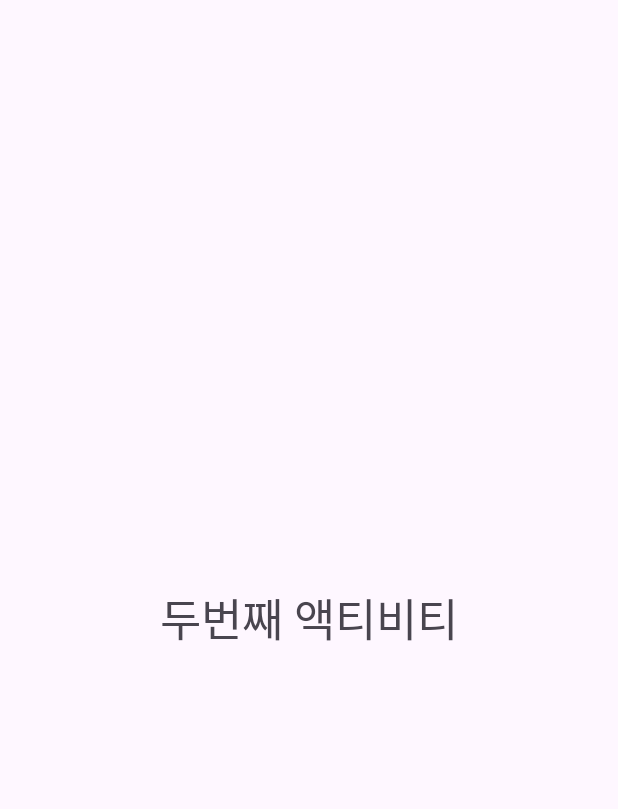
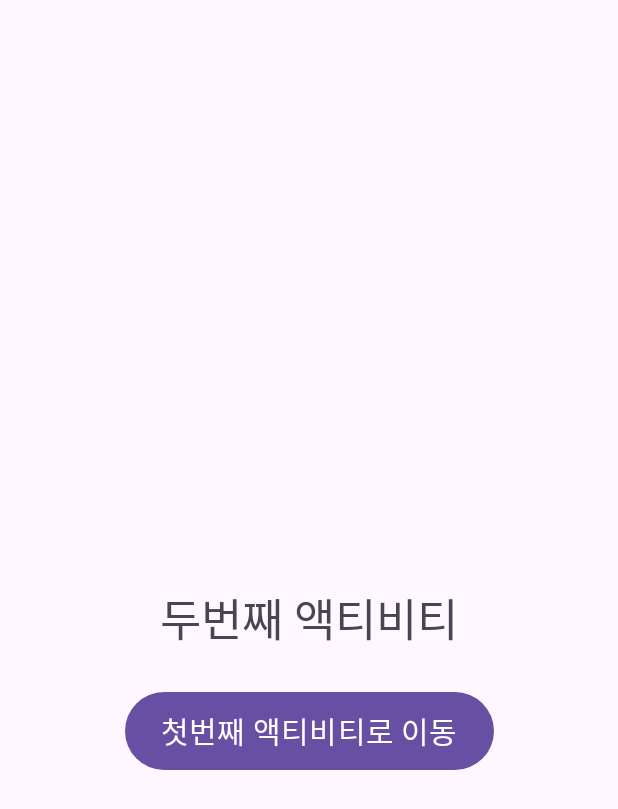
Before and after one commit to joye-seo/LifeCycle, an Android app: the SecondActivity screen opened directly, with no data from a screen before it, on a phone screen of 412 x 824 dp. Shown: the top 809 px of the screen. Run offline under Robolectric (Android 15) with nearby library versions, the phone set to English and light mode, and no system bars.

Commit message:
레이아웃 수정

```diff
--- a/app/src/main/AndroidManifest.xml
+++ b/app/src/main/AndroidManifest.xml
@@ -16,7 +16,7 @@
             android:name=".SecondActivity"
             android:exported="false" />
         <activity
-            android:name=".MainActivity"
+            android:name=".FirstActivity"
             android:exported="true">
             <intent-filter>
                 <action android:name="android.intent.action.MAIN" />
--- a/app/src/main/java/com/example/lifecycle/SecondActivity.kt
+++ b/app/src/main/java/com/example/lifecycle/SecondActivity.kt
@@ -1,64 +1,73 @@
 package com.example.lifecycle
 
-import androidx.appcompat.app.AppCompatActivity
+import android.content.Intent
 import android.os.Bundle
 import android.util.Log
 import android.widget.Toast
+import androidx.appcompat.app.AppCompatActivity
+import com.example.lifecycle.databinding.ActivitySecondBinding
 
 class SecondActivity : AppCompatActivity() {
+
+    lateinit var binding: ActivitySecondBinding
+
     override fun onCreate(savedInstanceState: Bundle?) {
         super.onCreate(savedInstanceState)
-        setContentView(R.layout.activity_second)
+        binding = ActivitySecondBinding.inflate(layoutInflater)
+        setContentView(binding.root)
 
-        Toast.makeText(this,"second-onCreate",Toast.LENGTH_SHORT).show()
-        Log.d("lifecycle_", "onCreate")
+        binding.btnActivity.setOnClickListener {
+          finish()
+        }
 
+        Toast.makeText(this, "second-onCreate", Toast.LENGTH_SHORT).show()
+        Log.d("lifecycle_second", "second-onCreate")
     }
 
     override fun onStart() {
         super.onStart()
 
-        Toast.makeText(this,"second-onStart", Toast.LENGTH_SHORT).show()
-        Log.d("lifecycle_", "onStart")
+        Toast.makeText(this, "second-onStart", Toast.LENGTH_SHORT).show()
+        Log.d("lifecycle_second", "second-onStart")
     }
 
     override fun onResume() {
         super.onResume()
 
-        Toast.makeText(this,"second-onResume", Toast.LENGTH_SHORT).show()
-        Log.d("lifecycle_", "onResume")
+        Toast.makeText(this, "second-onResume", Toast.LENGTH_SHORT).show()
+        Log.d("lifecycle_second", "second-onResume")
 
     }
 
     override fun onPause() {
         super.onPause()
 
-        Toast.makeText(this,"second-onPause", Toast.LENGTH_SHORT).show()
-        Log.d("lifecycle_", "onPause")
+        Toast.makeText(this, "second-onPause", Toast.LENGTH_SHORT).show()
+        Log.d("lifecycle_second", "second-onPause")
 
     }
 
     override fun onStop() {
         super.onStop()
 
-        Toast.makeText(this,"second-onStop", Toast.LENGTH_SHORT).show()
-        Log.d("lifecycle_", "onStop")
+        Toast.makeText(this, "second-onStop", Toast.LENGTH_SHORT).show()
+        Log.d("lifecycle_second", "second-onStop")
 
     }
 
     override fun onRestart() {
         super.onRestart()
 
-        Toast.makeText(this,"second-onRestart", Toast.LENGTH_SHORT).show()
-        Log.d("lifecycle_", "onRestart")
+        Toast.makeText(this, "second-onRestart", Toast.LENGTH_SHORT).show()
+        Log.d("lifecycle_second", "second-onRestart")
 
     }
 
     override fun onDestroy() {
         super.onDestroy()
 
-        Toast.makeText(this,"second-onDestroy", Toast.LENGTH_SHORT).show()
-        Log.d("lifecycle_", "onDestroy")
+        Toast.makeText(this, "second-onDestroy", Toast.LENGTH_SHORT).show()
+        Log.d("lifecycle_second", "second-onDestroy")
 
     }
 }
--- a/app/src/main/res/layout/activity_second.xml
+++ b/app/src/main/res/layout/activity_second.xml
@@ -7,13 +7,26 @@
     tools:context=".SecondActivity">
 
     <TextView
-        android:layout_width="wrap_content"
+        android:layout_width="match_parent"
+        android:gravity="center"
         android:layout_height="wrap_content"
         android:text="두번째 액티비티"
         android:textSize="30sp"
         app:layout_constraintBottom_toBottomOf="parent"
-        app:layout_constraintLeft_toLeftOf="parent"
-        app:layout_constraintRight_toRightOf="parent"
         app:layout_constraintTop_toTopOf="parent" />
 
+    <Button
+        android:id="@+id/btn_activity"
+        android:layout_width="wrap_content"
+        android:layout_height="60dp"
+        android:layout_marginTop="150dp"
+        android:text="첫번째 액티비티로 이동"
+        android:textSize="20sp"
+        app:layout_constraintBottom_toBottomOf="parent"
+        app:layout_constraintEnd_toEndOf="parent"
+        app:layout_constraintStart_toStartOf="parent"
+
+        app:layout_constraintTop_toTopOf="parent" />
+
+
 </androidx.constraintlayout.widget.ConstraintLayout>
```
Also changed, not shown: app/src/main/java/com/example/lifecycle/FirstActivity.kt (added, +75 -0 lines), app/src/main/java/com/example/lifecycle/MainActivity.kt (deleted, +0 -76 lines), app/src/main/res/layout/activity_first.xml (renamed from app/src/main/res/layout/activity_main.xml, +21 -9 lines).
